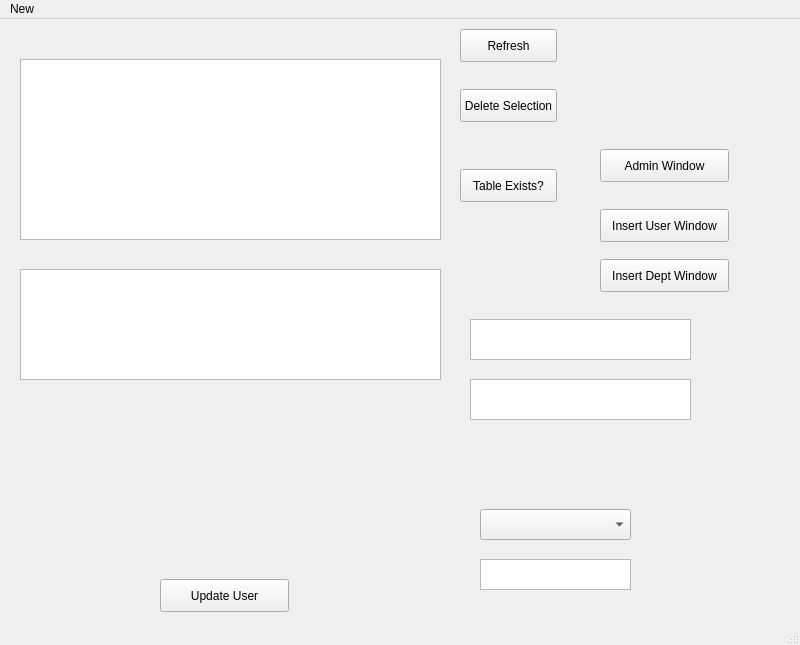
Above: mainwindow.ui from ardieMejia/CPP-Qt-user-management-app before the change. Below: the same form after it.
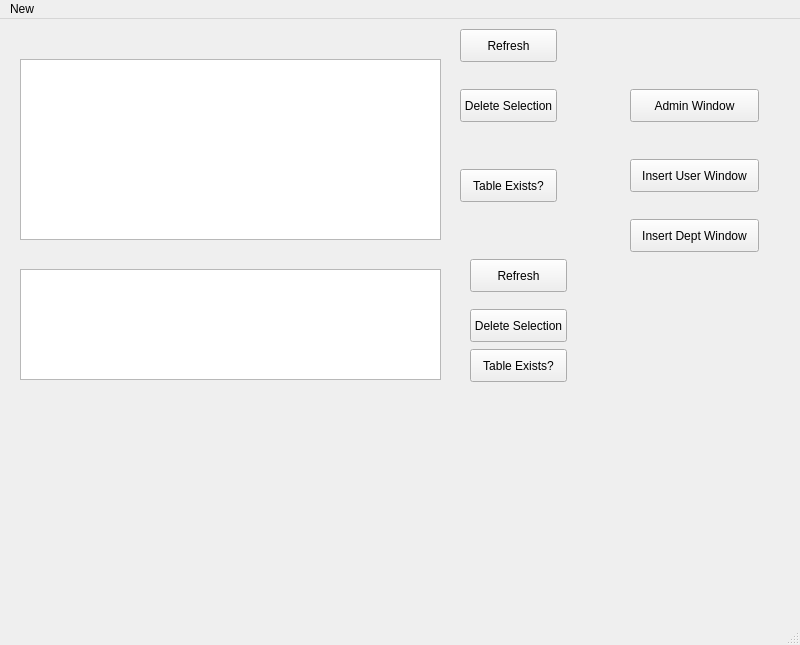
That is the form after the change.

Commit message: Subject: finalized crude version 1.0 - _viewGetUpdate() removed - _on_updateUser_clicked() removed - simplify delete - boilerplate for department

```diff
--- a/mainwindow.ui
+++ b/mainwindow.ui
@@ -14,26 +14,6 @@
    <string>MainWindow</string>
   </property>
   <widget class="QWidget" name="centralwidget">
-   <widget class="QComboBox" name="comboBox_ssync">
-    <property name="geometry">
-     <rect>
-      <x>480</x>
-      <y>490</y>
-      <width>151</width>
-      <height>31</height>
-     </rect>
-    </property>
-   </widget>
-   <widget class="QTextEdit" name="textEdit_ssync">
-    <property name="geometry">
-     <rect>
-      <x>480</x>
-      <y>540</y>
-      <width>151</width>
-      <height>31</height>
-     </rect>
-    </property>
-   </widget>
    <widget class="QLabel" name="label_ssync">
     <property name="geometry">
      <rect>
@@ -47,26 +27,6 @@
      <string>TextLabel</string>
     </property>
    </widget>
-   <widget class="QTextEdit" name="textEdit_name">
-    <property name="geometry">
-     <rect>
-      <x>470</x>
-      <y>300</y>
-      <width>221</width>
-      <height>41</height>
-     </rect>
-    </property>
-   </widget>
-   <widget class="QTextEdit" name="textEdit_age">
-    <property name="geometry">
-     <rect>
-      <x>470</x>
-      <y>360</y>
-      <width>221</width>
-      <height>41</height>
-     </rect>
-    </property>
-   </widget>
    <widget class="QPushButton" name="buttonGetAllUsers">
     <property name="geometry">
      <rect>
@@ -93,8 +53,8 @@
    <widget class="QPushButton" name="pushButton">
     <property name="geometry">
      <rect>
-      <x>600</x>
-      <y>130</y>
+      <x>630</x>
+      <y>70</y>
       <width>129</width>
       <height>33</height>
      </rect>
@@ -132,8 +92,8 @@
    <widget class="QPushButton" name="insertUserDialog">
     <property name="geometry">
      <rect>
-      <x>600</x>
-      <y>190</y>
+      <x>630</x>
+      <y>140</y>
       <width>129</width>
       <height>33</height>
      </rect>
@@ -142,19 +102,6 @@
      <string>Insert User Window</string>
     </property>
    </widget>
-   <widget class="QPushButton" name="updateUser">
-    <property name="geometry">
-     <rect>
-      <x>160</x>
-      <y>560</y>
-      <width>129</width>
-      <height>33</height>
-     </rect>
-    </property>
-    <property name="text">
-     <string>Update User</string>
-    </property>
-   </widget>
    <widget class="QTableView" name="departmentTableView">
     <property name="geometry">
      <rect>
@@ -168,8 +115,8 @@
    <widget class="QPushButton" name="insertDepartmentDialog">
     <property name="geometry">
      <rect>
-      <x>600</x>
-      <y>240</y>
+      <x>630</x>
+      <y>200</y>
       <width>129</width>
       <height>33</height>
      </rect>
@@ -178,6 +125,45 @@
      <string>Insert Dept Window</string>
     </property>
    </widget>
+   <widget class="QPushButton" name="buttonDeptTableExists">
+    <property name="geometry">
+     <rect>
+      <x>470</x>
+      <y>330</y>
+      <width>97</width>
+      <height>33</height>
+     </rect>
+    </property>
+    <property name="text">
+     <string>Table Exists?</string>
+    </property>
+   </widget>
+   <widget class="QPushButton" name="buttonGetAllDept">
+    <property name="geometry">
+     <rect>
+      <x>470</x>
+      <y>240</y>
+      <width>97</width>
+      <height>33</height>
+     </rect>
+    </property>
+    <property name="text">
+     <string>Refresh</string>
+    </property>
+   </widget>
+   <widget class="QPushButton" name="buttonDeleteDeptSelection">
+    <property name="geometry">
+     <rect>
+      <x>470</x>
+      <y>290</y>
+      <width>97</width>
+      <height>33</height>
+     </rect>
+    </property>
+    <property name="text">
+     <string>Delete Selection</string>
+    </property>
+   </widget>
   </widget>
   <widget class="QMenuBar" name="menubar">
    <property name="geometry">
```
The commit also changes 7 other files.
